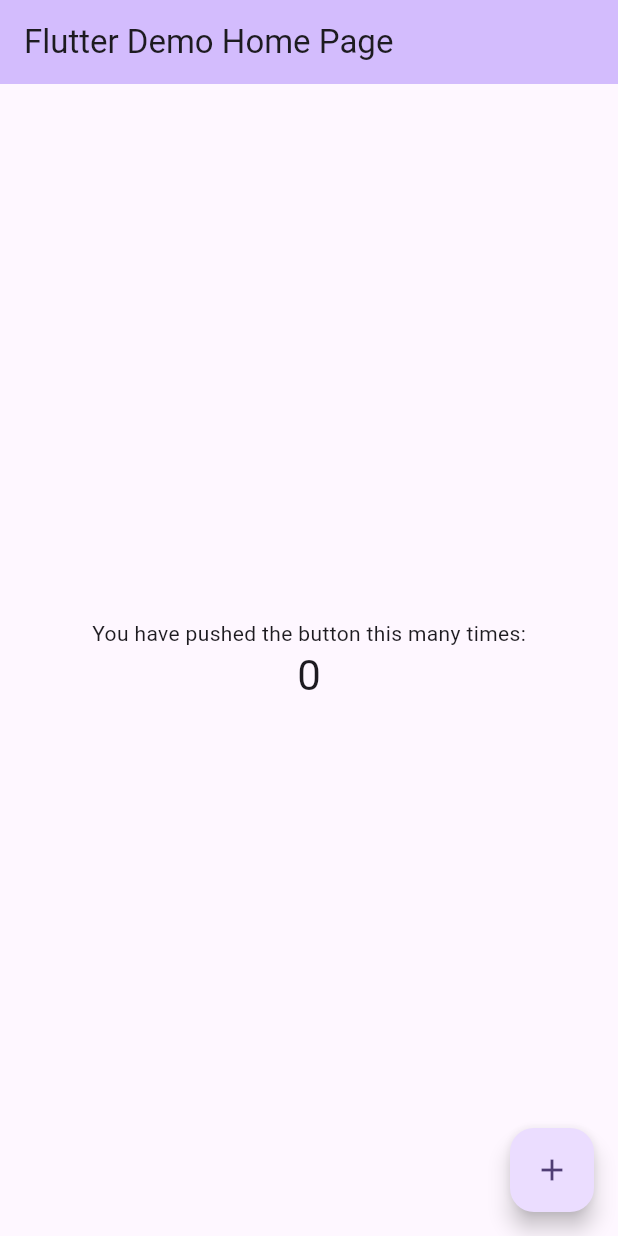
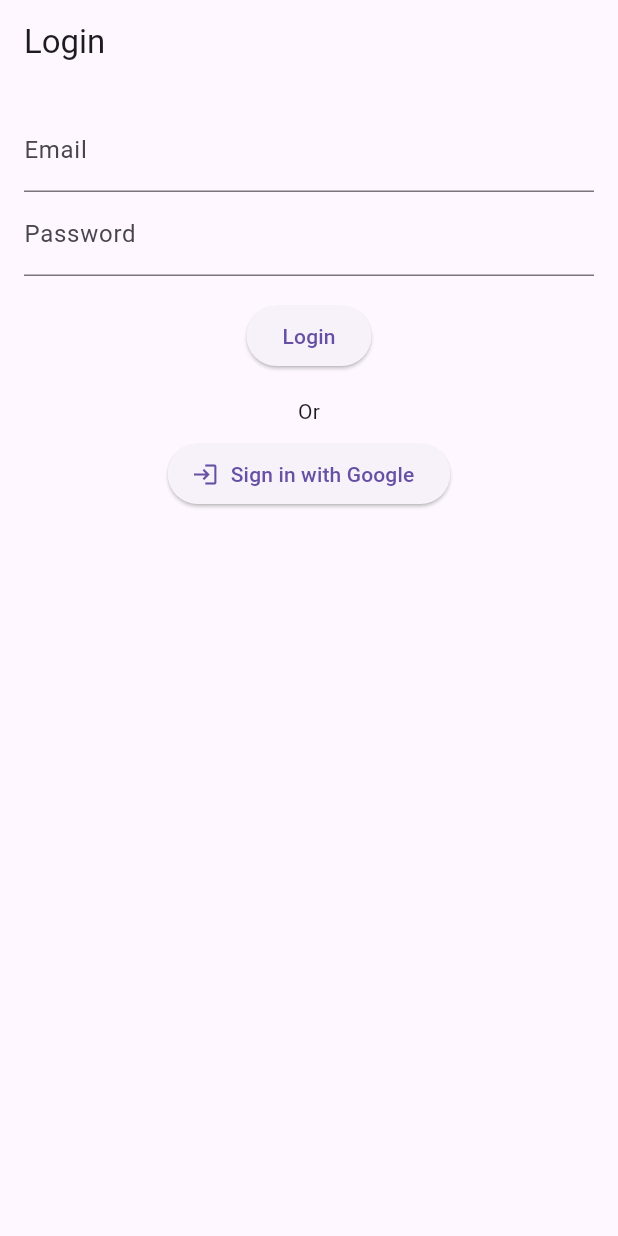
Before and after one commit to beingbivek/cheque-manager, a Flutter app: the screen it shows after launch, on a phone screen of 412 x 824 dp. Run offline on Flutter 3.47's test engine with Material 3 defaults, Android fonts, the phone set to English and light mode, and no system bars; our stand-ins replace cloud_firestore, firebase_auth, firebase_core, google_sign_in; accounts and stored records are empty.

Commit message:
updated model and views

```diff
--- a/lib/app.dart
+++ b/lib/app.dart
@@ -0,0 +1,32 @@
+// lib/app.dart
+import 'package:flutter/material.dart';
+import 'package:provider/provider.dart';
+
+import 'controllers/auth_controller.dart';
+import 'routes/app_routes.dart';
+import 'views/auth/splash_view.dart';
+import 'views/common/error_404_view.dart';
+import 'views/user/user_dashboard_view.dart';
+import 'views/admin/admin_dashboard_view.dart';
+
+class ChequeApp extends StatelessWidget {
+  const ChequeApp({super.key});
+
+  @override
+  Widget build(BuildContext context) {
+    return MultiProvider(
+      providers: [
+        ChangeNotifierProvider(create: (_) => AuthController()),
+        // Add other controllers later (ChequeController, SubscriptionController, etc.)
+      ],
+      child: MaterialApp(
+        title: 'Cheque Reminder',
+        debugShowCheckedModeBanner: false,
+        initialRoute: AppRoutes.splash,
+        onGenerateRoute: AppRoutes.generateRoute,
+        onUnknownRoute: (_) =>
+            MaterialPageRoute(builder: (_) => const Error404View()),
+      ),
+    );
+  }
+}
--- a/lib/controllers/auth_controller.dart
+++ b/lib/controllers/auth_controller.dart
@@ -0,0 +1,83 @@
+// lib/controllers/auth_controller.dart
+import 'package:flutter/foundation.dart';
+
+import '../models/app_user.dart';
+import '../models/app_error.dart';
+import '../services/auth_service.dart';
+
+class AuthController extends ChangeNotifier {
+  final AuthService _authService = AuthService();
+
+  AppUser? _currentUser;
+  bool _isLoading = false;
+  AppError? _lastError;
+
+  AppUser? get currentUser => _currentUser;
+  bool get isLoading => _isLoading;
+  AppError? get lastError => _lastError;
+  bool get isLoggedIn => _currentUser != null;
+
+  AuthController() {
+    // Listen to auth state changes
+    _authService.authStateChanges.listen((firebaseUser) async {
+      if (firebaseUser == null) {
+        _currentUser = null;
+      } else {
+        // Refresh user from Firestore
+        _currentUser = await _authService
+            .createOrGetUser(firebaseUser); // could expose properly
+      }
+      notifyListeners();
+    });
+  }
+
+  Future<void> loginWithEmail(String email, String password) async {
+    _setLoading(true);
+    try {
+      _lastError = null;
+      _currentUser = await _authService.loginWithEmail(email, password);
+    } on AppError catch (e) {
+      _lastError = e;
+    } finally {
+      _setLoading(false);
+    }
+  }
+
+  Future<void> registerWithEmail(String email, String password) async {
+    _setLoading(true);
+    try {
+      _lastError = null;
+      _currentUser = await _authService.registerWithEmail(email, password);
+    } on AppError catch (e) {
+      _lastError = e;
+    } finally {
+      _setLoading(false);
+    }
+  }
+
+  Future<void> loginWithGoogle() async {
+    _setLoading(true);
+    try {
+      _lastError = null;
+      _currentUser = await _authService.signInWithGoogle();
+    } on AppError catch (e) {
+      _lastError = e;
+    } finally {
+      _setLoading(false);
+    }
+  }
+
+  Future<void> logout() async {
+    await _authService.logout();
+  }
+
+  void _setLoading(bool value) {
+    _isLoading = value;
+    notifyListeners();
+  }
+
+  void clearError() {
+    _lastError = null;
+    notifyListeners();
+  }
+}
--- a/lib/main.dart
+++ b/lib/main.dart
@@ -1,122 +1,14 @@
+// lib/main.dart
 import 'package:flutter/material.dart';
+import 'package:firebase_core/firebase_core.dart';
+import 'firebase_options.dart';
+import 'app.dart';
 
-void main() {
-  runApp(const MyApp());
+Future<void> main() async {
+  WidgetsFlutterBinding.ensureInitialized();
+  await Firebase.initializeApp(
+    options: DefaultFirebaseOptions.currentPlatform,
+  );
+
+  runApp(const ChequeApp());
 }
-
-class MyApp extends StatelessWidget {
-  const MyApp({super.key});
-
-  // This widget is the root of your application.
-  @override
-  Widget build(BuildContext context) {
-    return MaterialApp(
-      title: 'Flutter Demo',
-      theme: ThemeData(
-        // This is the theme of your application.
-        //
-        // TRY THIS: Try running your application with "flutter run". You'll see
-        // the application has a purple toolbar. Then, without quitting the app,
-        // try changing the seedColor in the colorScheme below to Colors.green
-        // and then invoke "hot reload" (save your changes or press the "hot
-        // reload" button in a Flutter-supported IDE, or press "r" if you used
-        // the command line to start the app).
-        //
-        // Notice that the counter didn't reset back to zero; the application
-        // state is not lost during the reload. To reset the state, use hot
-        // restart instead.
-        //
-        // This works for code too, not just values: Most code changes can be
-        // tested with just a hot reload.
-        colorScheme: .fromSeed(seedColor: Colors.deepPurple),
-      ),
-      home: const MyHomePage(title: 'Flutter Demo Home Page'),
-    );
-  }
-}
-
-class MyHomePage extends StatefulWidget {
-  const MyHomePage({super.key, required this.title});
-
-  // This widget is the home page of your application. It is stateful, meaning
-  // that it has a State object (defined below) that contains fields that affect
-  // how it looks.
-
-  // This class is the configuration for the state. It holds the values (in this
-  // case the title) provided by the parent (in this case the App widget) and
-  // used by the build method of the State. Fields in a Widget subclass are
-  // always marked "final".
-
-  final String title;
-
-  @override
-  State<MyHomePage> createState() => _MyHomePageState();
-}
-
-class _MyHomePageState extends State<MyHomePage> {
-  int _counter = 0;
-
-  void _incrementCounter() {
-    setState(() {
-      // This call to setState tells the Flutter framework that something has
-      // changed in this State, which causes it to rerun the build method below
-      // so that the display can reflect the updated values. If we changed
-      // _counter without calling setState(), then the build method would not be
-      // called again, and so nothing would appear to happen.
-      _counter++;
-    });
-  }
-
-  @override
-  Widget build(BuildContext context) {
-    // This method is rerun every time setState is called, for instance as done
-    // by the _incrementCounter method above.
-    //
-    // The Flutter framework has been optimized to make rerunning build methods
-    // fast, so that you can just rebuild anything that needs updating rather
-    // than having to individually change instances of widgets.
-    return Scaffold(
-      appBar: AppBar(
-        // TRY THIS: Try changing the color here to a specific color (to
-        // Colors.amber, perhaps?) and trigger a hot reload to see the AppBar
-        // change color while the other colors stay the same.
-        backgroundColor: Theme.of(context).colorScheme.inversePrimary,
-        // Here we take the value from the MyHomePage object that was created by
-        // the App.build method, and use it to set our appbar title.
-        title: Text(widget.title),
-      ),
-      body: Center(
-        // Center is a layout widget. It takes a single child and positions it
-        // in the middle of the parent.
-        child: Column(
-          // Column is also a layout widget. It takes a list of children and
-          // arranges them vertically. By default, it sizes itself to fit its
-          // children horizontally, and tries to be as tall as its parent.
-          //
-          // Column has various properties to control how it sizes itself and
-          // how it positions its children. Here we use mainAxisAlignment to
-          // center the children vertically; the main axis here is the vertical
-          // axis because Columns are vertical (the cross axis would be
-          // horizontal).
-          //
-          // TRY THIS: Invoke "debug painting" (choose the "Toggle Debug Paint"
-          // action in the IDE, or press "p" in the console), to see the
-          // wireframe for each widget.
-          mainAxisAlignment: .center,
-          children: [
-            const Text('You have pushed the button this many times:'),
-            Text(
-              '$_counter',
-              style: Theme.of(context).textTheme.headlineMedium,
-            ),
-          ],
-        ),
-      ),
-      floatingActionButton: FloatingActionButton(
-        onPressed: _incrementCounter,
-        tooltip: 'Increment',
-        child: const Icon(Icons.add),
-      ),
-    );
-  }
-}
--- a/lib/models/app_error.dart
+++ b/lib/models/app_error.dart
@@ -0,0 +1,15 @@
+// lib/models/app_error.dart
+class AppError implements Exception {
+  final String code;    // e.g. AUTH_001
+  final String message; // user-friendly
+  final dynamic original;
+
+  AppError({
+    required this.code,
+    required this.message,
+    this.original,
+  });
+
+  @override
+  String toString() => '$code: $message';
+}
--- a/lib/models/app_user.dart
+++ b/lib/models/app_user.dart
@@ -1,4 +1,6 @@
 // lib/models/app_user.dart
+import 'package:cloud_firestore/cloud_firestore.dart';
+
 class AppUser {
   final String uid;
   final String email;
--- a/lib/models/cheque.dart
+++ b/lib/models/cheque.dart
@@ -0,0 +1,72 @@
+// lib/models/cheque.dart
+import 'package:cloud_firestore/cloud_firestore.dart';
+
+enum ChequeStatus { valid, near, expired, cashed }
+
+class Cheque {
+  final String id;
+  final String userId;
+  final String partyId;
+  final String chequeNumber;
+  final double amount;
+  final DateTime issueDate;
+  final DateTime dueDate;
+  final ChequeStatus status;
+  final bool notificationSent;
+  final DateTime createdAt;
+
+  Cheque({
+    required this.id,
+    required this.userId,
+    required this.partyId,
+    required this.chequeNumber,
+    required this.amount,
+    required this.issueDate,
+    required this.dueDate,
+    required this.status,
+    this.notificationSent = false,
+    required this.createdAt,
+  });
+
+  factory Cheque.fromMap(String id, Map<String, dynamic> data) {
+    return Cheque(
+      id: id,
+      userId: data['userId'],
+      partyId: data['partyId'],
+      chequeNumber: data['chequeNumber'],
+      amount: (data['amount'] as num).toDouble(),
+      issueDate: (data['issueDate'] as Timestamp).toDate(),
+      dueDate: (data['dueDate'] as Timestamp).toDate(),
+      status: _statusFromString(data['status'] ?? 'valid'),
+      notificationSent: data['notificationSent'] ?? false,
+      createdAt: (data['createdAt'] as Timestamp).toDate(),
+    );
+  }
+
+  Map<String, dynamic> toMap() {
+    return {
+      'userId': userId,
+      'partyId': partyId,
+      'chequeNumber': chequeNumber,
+      'amount': amount,
+      'issueDate': issueDate,
+      'dueDate': dueDate,
+      'status': status.name,
+      'notificationSent': notificationSent,
+      'createdAt': createdAt,
+    };
+  }
+
+  static ChequeStatus _statusFromString(String value) {
+    switch (value) {
+      case 'near':
+        return ChequeStatus.near;
+      case 'expired':
+        return ChequeStatus.expired;
+      case 'cashed':
+        return ChequeStatus.cashed;
+      default:
+        return ChequeStatus.valid;
+    }
+  }
+}
--- a/lib/models/party.dart
+++ b/lib/models/party.dart
@@ -1,4 +1,6 @@
 // lib/models/party.dart
+import 'package:cloud_firestore/cloud_firestore.dart';
+
 class Party {
   final String id;
   final String userId;
--- a/lib/routes/app_routes.dart
+++ b/lib/routes/app_routes.dart
@@ -0,0 +1,32 @@
+// lib/routes/app_routes.dart
+import 'package:flutter/material.dart';
+
+import '../views/auth/splash_view.dart';
+import '../views/auth/login_view.dart';
+import '../views/user/user_dashboard_view.dart';
+import '../views/admin/admin_dashboard_view.dart';
+import '../views/common/error_404_view.dart';
+
+class AppRoutes {
+  static const splash = '/';
+  static const login = '/login';
+  static const userDashboard = '/user-dashboard';
+  static const adminDashboard = '/admin-dashboard';
+  static const chequeDetails = '/cheque-details'; // will carry chequeId
+  static const notFound = '/404';
+
+  static Route<dynamic> generateRoute(RouteSettings settings) {
+    switch (settings.name) {
+      case splash:
+        // return MaterialPageRoute(builder: (_) => const SplashView());
+      case login:
+        return MaterialPageRoute(builder: (_) => const LoginView());
+      case userDashboard:
+        // return MaterialPageRoute(builder: (_) => const UserDashboardView());
+      case adminDashboard:
+        // return MaterialPageRoute(builder: (_) => const AdminDashboardView());
+      default:
+        return MaterialPageRoute(builder: (_) => const Error404View());
+    }
+  }
+}
--- a/lib/views/auth/login_view.dart
+++ b/lib/views/auth/login_view.dart
@@ -0,0 +1,127 @@
+// lib/views/auth/login_view.dart
+import 'package:flutter/material.dart';
+import 'package:provider/provider.dart';
+
+import '../../controllers/auth_controller.dart';
+import '../../routes/app_routes.dart';
+import '../../models/app_error.dart';
+
+class LoginView extends StatefulWidget {
+  const LoginView({super.key});
+
+  @override
+  State<LoginView> createState() => _LoginViewState();
+}
+
+class _LoginViewState extends State<LoginView> {
+  final _formKey = GlobalKey<FormState>();
+  final _emailCtrl = TextEditingController();
+  final _passwordCtrl = TextEditingController();
+
+  @override
+  Widget build(BuildContext context) {
+    final auth = context.watch<AuthController>();
+
+    WidgetsBinding.instance.addPostFrameCallback((_) {
+      if (auth.isLoggedIn) {
+        final user = auth.currentUser!;
+        if (user.role == 'admin') {
+          Navigator.pushReplacementNamed(context, AppRoutes.adminDashboard);
+        } else {
+          Navigator.pushReplacementNamed(context, AppRoutes.userDashboard);
+        }
+      }
+    });
+
+    return Scaffold(
+      appBar: AppBar(title: const Text('Login')),
+      body: Padding(
+        padding: const EdgeInsets.all(16),
+        child: Column(
+          children: [
+            if (auth.lastError != null)
+              _ErrorBanner(error: auth.lastError!),
+
+            Form(
+              key: _formKey,
+              child: Column(
+                children: [
+                  TextFormField(
+                    controller: _emailCtrl,
+                    decoration: const InputDecoration(labelText: 'Email'),
+                    validator: (v) =>
+                    v == null || v.isEmpty ? 'Enter email' : null,
+                  ),
+                  TextFormField(
+                    controller: _passwordCtrl,
+                    obscureText: true,
+                    decoration: const InputDecoration(labelText: 'Password'),
+                    validator: (v) =>
+                    v == null || v.length < 6 ? 'Min 6 chars' : null,
+                  ),
+                  const SizedBox(height: 16),
+                  ElevatedButton(
+                    onPressed: auth.isLoading
+                        ? null
+                        : () async {
+                      if (_formKey.currentState!.validate()) {
+                        await auth.loginWithEmail(
+                          _emailCtrl.text.trim(),
+                          _passwordCtrl.text.trim(),
+                        );
+                      }
+                    },
+                    child: auth.isLoading
+                        ? const CircularProgressIndicator()
+                        : const Text('Login'),
+                  ),
+                ],
+              ),
+            ),
+
+            const SizedBox(height: 16),
+            const Text('Or'),
+            const SizedBox(height: 8),
+
+            ElevatedButton.icon(
+              onPressed: auth.isLoading
+                  ? null
+                  : () async {
+                await auth.loginWithGoogle();
+              },
+              icon: const Icon(Icons.login),
+              label: const Text('Sign in with Google'),
+            ),
+          ],
+        ),
+      ),
+    );
+  }
+}
+
+class _ErrorBanner extends StatelessWidget {
+  final AppError error;
+  const _ErrorBanner({required this.error});
+
+  @override
+  Widget build(BuildContext context) {
+    return Card(
+      color: Colors.red.shade50,
+      child: Padding(
+        padding: const EdgeInsets.all(8),
+        child: Row(
+          children: [
+            const Icon(Icons.error_outline, color: Colors.red),
+            const SizedBox(width: 8),
+            Expanded(
+              child: Text(
+                '${error.message}\nCode: ${error.code}',
+                style: const TextStyle(color: Colors.red),
+              ),
+            ),
+          ],
+        ),
+      ),
+    );
+  }
+}
```
Also changed, not shown: lib/services/auth_service.dart (+121 -0 lines), lib/views/common/error_404_view.dart (+32 -0 lines), 2 other files.
